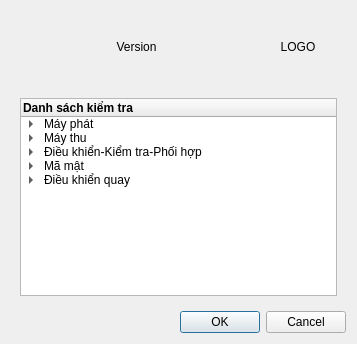
First picture: the form in dialog.ui, repository hungrd87/Tester-2025, before the edit.
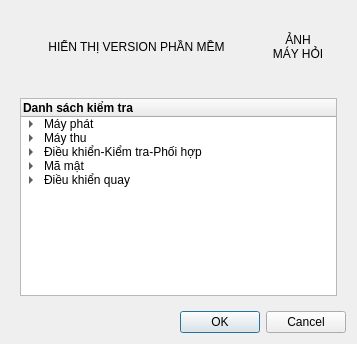
Second picture: the form after the edit. Icons and pictures are not drawn.

```diff
--- a/dialog.ui
+++ b/dialog.ui
@@ -20,7 +20,7 @@
       <item>
        <widget class="QLabel" name="label_2">
         <property name="text">
-         <string>Version</string>
+         <string>HIỂN THỊ VERSION PHẦN MỀM</string>
         </property>
         <property name="textFormat">
          <enum>Qt::RichText</enum>
@@ -33,7 +33,8 @@
       <item>
        <widget class="QLabel" name="label_3">
         <property name="text">
-         <string>LOGO</string>
+         <string>ẢNH 
+MÁY HỎI</string>
         </property>
         <property name="alignment">
          <set>Qt::AlignCenter</set>
```
Left out of the diff: 36 changed lines with no effect on the pictures.
